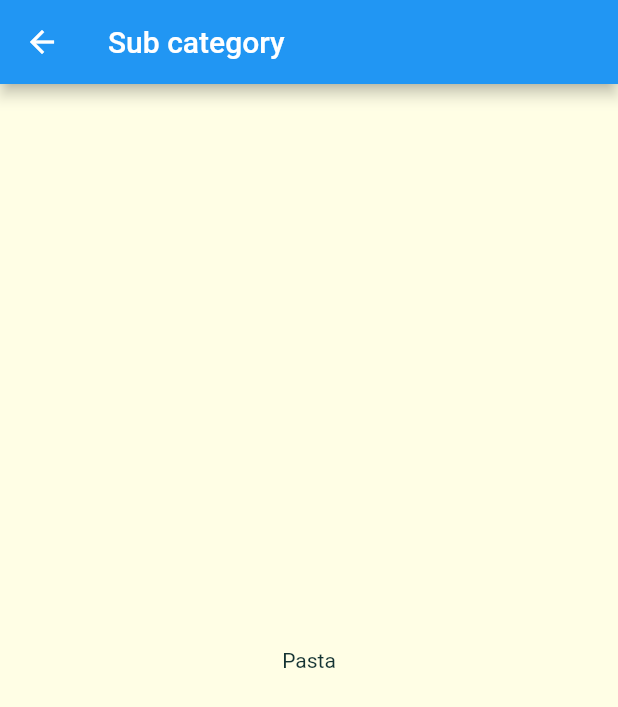
After one commit to rodriguezzdavid/bootCampFlutter, a Flutter app: the SubCategoryScreen screen opened directly with sample values from the repository, on a phone screen of 412 x 824 dp. The commit adds this screen. Shown: the top 707 px of the screen. Run offline on Flutter 3.47's test engine with Material 2 defaults, Android fonts, the phone set to English and light mode, and no system bars.

Commit message:
Solve practice

```diff
--- a/02day/navigationclass/lib/main.dart
+++ b/02day/navigationclass/lib/main.dart
@@ -1,6 +1,7 @@
 import 'package:flutter/material.dart';
 import 'package:navigationclass/screens/categories_screen.dart';
 import 'package:navigationclass/screens/category_details_screen.dart';
+import 'package:navigationclass/screens/sub_category_screen.dart';
 
 void main() {
   runApp(MyApp());
@@ -35,7 +36,8 @@ class MyApp extends StatelessWidget {
     // "/category-details": (ctx) => const CategoryDetailsScreen()
     "/category-details": (ctx) {
       return const CategoryDetailsScreen();
-    }
+    },
+    "/category-subdetails": (ctx) => const SubCategoryScreen()
   };
 
   @override
--- a/02day/navigationclass/lib/screens/category_details_screen.dart
+++ b/02day/navigationclass/lib/screens/category_details_screen.dart
@@ -23,10 +23,6 @@ class CategoryDetailsScreen extends StatelessWidget {
 
     final mapInfo = details[1] as String;
 
-    // 1. Crear una nueva pantalla
-    // 2. Agregar navegación con namedRoute y navegar a la nueva pantalla, enviándole la sub categoria
-    // 3. Mostrar la título de la subcategoria centrado en la pantalla
-
     return Scaffold(
       appBar: AppBar(
         title: Text("Category details"),
@@ -37,7 +33,12 @@ class CategoryDetailsScreen extends StatelessWidget {
           children: [
             Text(category.title),
             ElevatedButton(
-              onPressed: () {},
+              onPressed: () {
+                Navigator.of(context).pushNamed(
+                  "/category-subdetails",
+                  arguments: category,
+                );
+              },
               child: Text("Sub category title"),
             )
           ],
--- /dev/null
+++ b/02day/navigationclass/lib/screens/sub_category_screen.dart
@@ -0,0 +1,20 @@
+import 'package:flutter/material.dart';
+import 'package:navigationclass/models/category.dart';
+
+class SubCategoryScreen extends StatelessWidget {
+  const SubCategoryScreen({Key? key}) : super(key: key);
+
+  @override
+  Widget build(BuildContext context) {
+    final category = ModalRoute.of(context)!.settings.arguments as Category;
+
+    return Scaffold(
+      appBar: AppBar(
+        title: Text("Sub category"),
+      ),
+      body: Center(
+        child: Text(category.subCategory!.title),
+      ),
+    );
+  }
+}
```
